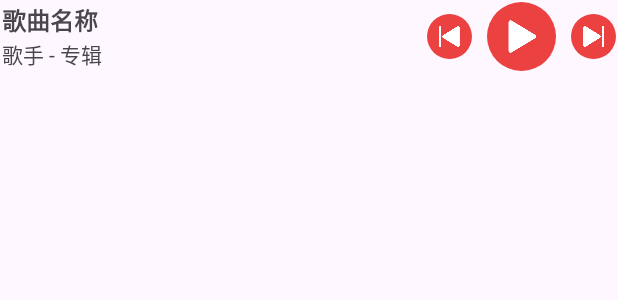
After one commit to Kwanhooo/PowerMusic, an Android app: the layout notification_layout.xml on its own in the app's theme, with its tools: preview values and no code run, on a phone screen of 412 x 824 dp. The commit adds this screen. Shown: the top 300 px of the screen. Run offline under Robolectric (Android 15) with nearby library versions, the phone set to English and light mode, and no system bars.

Commit message:
feat: 通知栏播放控制和实时显示

```diff
--- a/app/build.gradle
+++ b/app/build.gradle
@@ -34,6 +34,7 @@ dependencies {
     implementation 'com.google.android.material:material:1.5.0'
     implementation 'androidx.constraintlayout:constraintlayout:2.1.4'
     implementation 'androidx.room:room-runtime:2.4.0'
+    implementation 'androidx.media:media:1.4.1'
     annotationProcessor 'androidx.room:room-compiler:2.4.0'
     testImplementation 'junit:junit:4.13.2'
     androidTestImplementation 'androidx.test.ext:junit:1.1.5'
--- a/app/src/main/java/indi/kwanho/pm/activity/MainActivity.java
+++ b/app/src/main/java/indi/kwanho/pm/activity/MainActivity.java
@@ -1,13 +1,19 @@
 package indi.kwanho.pm.activity;
 
+import static indi.kwanho.pm.common.Constants.REQUEST_CODE_STORAGE_PERMISSION;
+
 import androidx.appcompat.app.AppCompatActivity;
+import androidx.core.app.ActivityCompat;
+import androidx.core.content.ContextCompat;
 import androidx.lifecycle.LiveData;
 import androidx.room.Room;
 
+import android.Manifest;
 import android.content.ComponentName;
 import android.content.Context;
 import android.content.Intent;
 import android.content.ServiceConnection;
+import android.content.pm.PackageManager;
 import android.os.Bundle;
 import android.os.IBinder;
 import android.widget.FrameLayout;
--- /dev/null
+++ b/app/src/main/res/layout/notification_layout.xml
@@ -0,0 +1,66 @@
+<?xml version="1.0" encoding="utf-8"?>
+<LinearLayout xmlns:android="http://schemas.android.com/apk/res/android"
+    android:layout_width="match_parent"
+    android:layout_height="wrap_content"
+    android:gravity="center_vertical"
+    android:orientation="horizontal"
+    android:padding="1dp">
+
+    <!-- 歌曲信息 -->
+    <LinearLayout
+        android:layout_width="0dp"
+        android:layout_height="wrap_content"
+        android:layout_weight="1"
+        android:gravity="start"
+        android:orientation="vertical">
+
+        <TextView
+            android:id="@+id/notification_bar_songTitle"
+            android:layout_width="match_parent"
+            android:layout_height="wrap_content"
+            android:text="歌曲名称"
+            android:textSize="16sp"
+            android:textStyle="bold" />
+
+        <TextView
+            android:id="@+id/notification_bar_artistAlbum"
+            android:layout_width="match_parent"
+            android:layout_height="wrap_content"
+            android:text="歌手 - 专辑"
+            android:textSize="14sp" />
+
+    </LinearLayout>
+
+    <!-- 上一首按钮 -->
+    <ImageButton
+        android:id="@+id/notification_bar_previousButton"
+        android:layout_width="30dp"
+        android:layout_height="30dp"
+        android:background="@drawable/play_control_default_btn_bg"
+        android:padding="8dp"
+        android:scaleType="fitCenter"
+        android:src="@drawable/last" />
+
+    <!-- 播放/暂停按钮 -->
+    <ImageButton
+        android:id="@+id/notification_bar_playPauseButton"
+        android:layout_width="46dp"
+        android:layout_height="46dp"
+        android:background="@drawable/play_control_default_btn_bg"
+        android:padding="10dp"
+        android:scaleType="fitCenter"
+        android:src="@drawable/play_btn_white"
+        android:layout_marginLeft="10dp"
+        android:layout_marginRight="10dp"/>
+
+    <!-- 下一首按钮 -->
+    <ImageButton
+        android:id="@+id/notification_bar_nextButton"
+        android:layout_width="30dp"
+        android:layout_height="30dp"
+        android:background="@drawable/play_control_default_btn_bg"
+        android:padding="8dp"
+        android:scaleType="fitCenter"
+        android:src="@drawable/next" />
+
+</LinearLayout>
```
Also changed, not shown: app/src/main/AndroidManifest.xml (+11 -0 lines), app/src/main/java/indi/kwanho/pm/broadcast/NotificationButtonReceiver.java (added, +37 -0 lines), app/src/main/java/indi/kwanho/pm/service/MusicPlayerService.java (+75 -31 lines).
